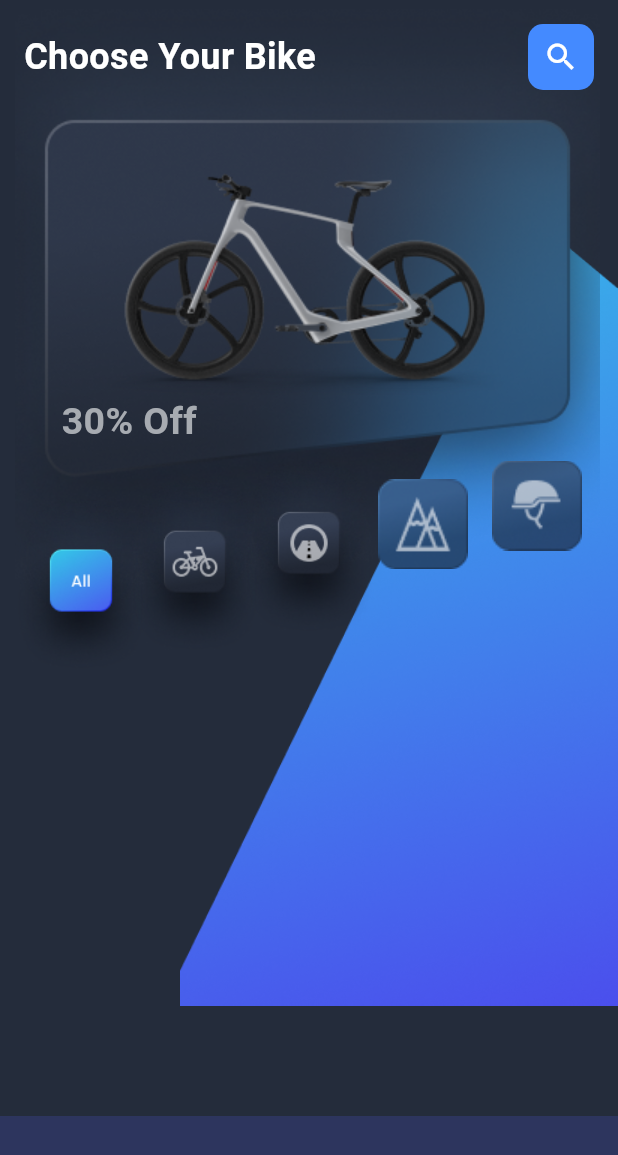
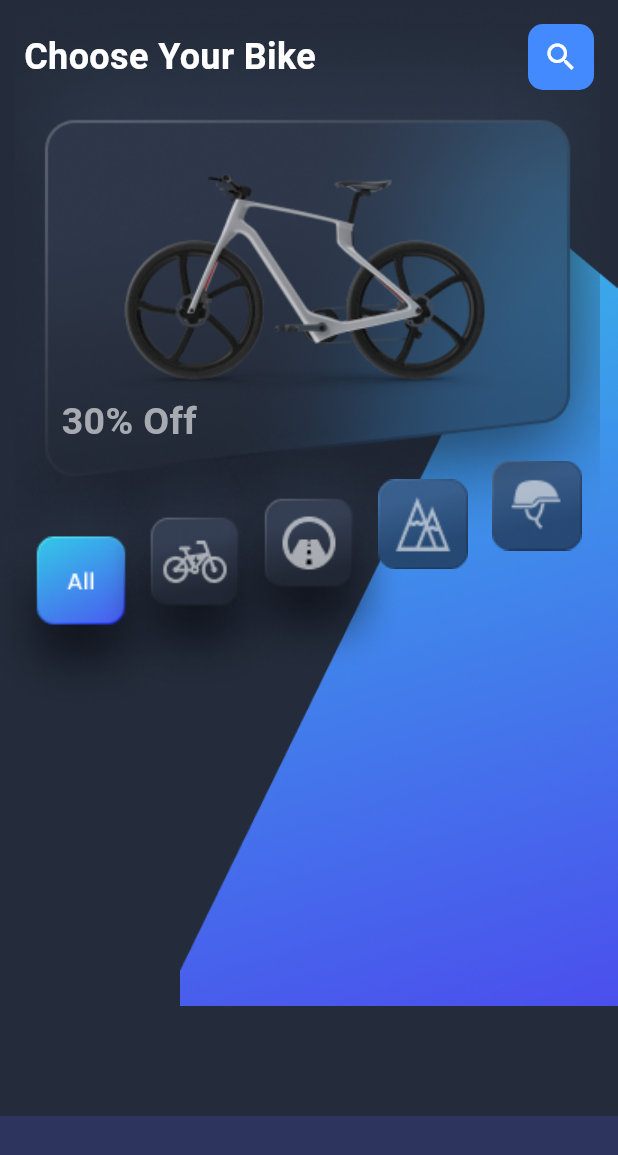
Before and after one commit to tienluan02/online_bicycle_shop, a Flutter app: the screen it shows after launch, on a phone screen of 412 x 824 dp. Shown: the top 1155 px of the screen. Run offline on Flutter 3.47's test engine with Material 3 defaults, Android fonts, the phone set to English and light mode, and no system bars.

Commit message:
size of the button

```diff
--- a/online_bicycle_shop_app/lib/Discover/Discover.dart
+++ b/online_bicycle_shop_app/lib/Discover/Discover.dart
@@ -75,15 +75,15 @@
                     children: [
                       Expanded(
                           child: Container(
-                        child: Transform.scale(scale: 1.2, child: Image.asset('images/Allbutton.png')),
+                        child: Transform.scale(scale: 1.7, child: Image.asset('images/Allbutton.png')),
                       )),
                       Expanded(child: Container(
                         margin: EdgeInsets.only(bottom: 25),
-                        child: Transform.scale(scale: 1.2, child: Image.asset('images/BikeButton.png')),
+                        child: Transform.scale(scale: 1.7, child: Image.asset('images/BikeButton.png')),
                       )),
                       Expanded(child: Container(
                         margin: EdgeInsets.only(bottom: 50),
-                        child: Transform.scale(scale: 1.2, child: Image.asset('images/Road.png')),
+                        child: Transform.scale(scale: 1.7, child: Image.asset('images/Road.png')),
                       )),
                       Expanded(child: Container(
                         margin: EdgeInsets.only(bottom: 75),
```
